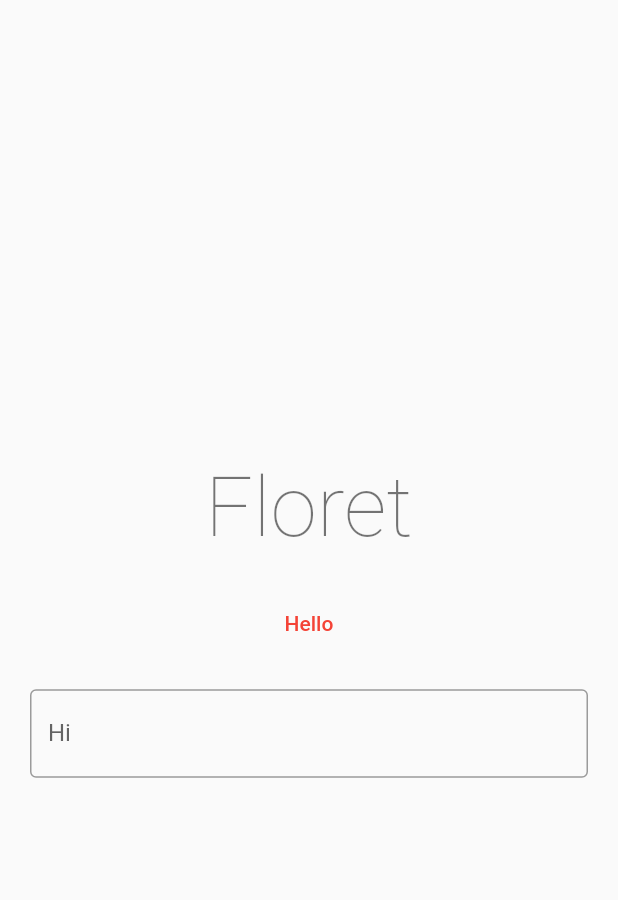
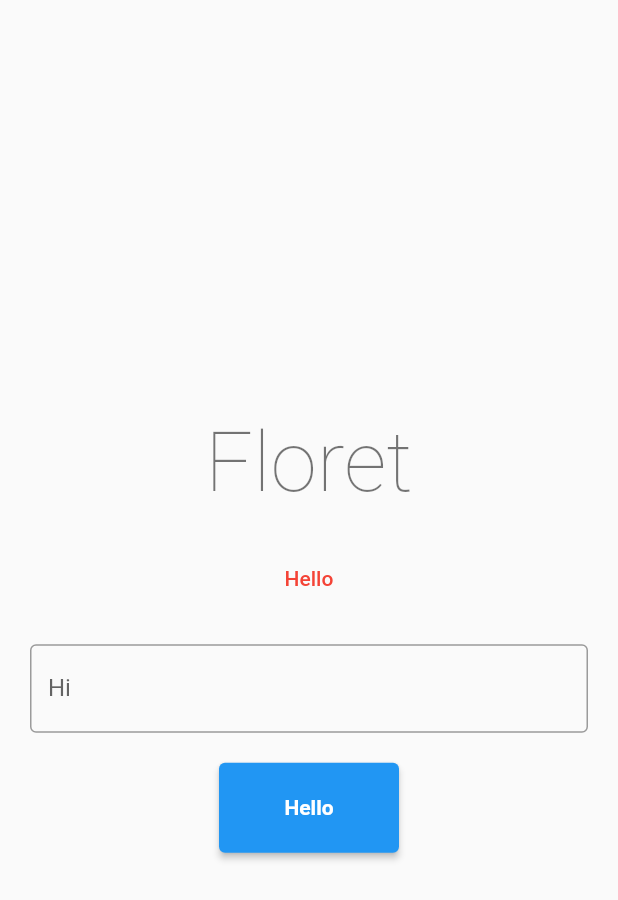
Before and after one commit to SaltyAom/desire, a Flutter app: the screen it shows after launch, after a tap on "Hello", on a phone screen of 412 x 824 dp. Shown: the top 900 px of the screen. Run offline on Flutter 3.47's test engine with Material 2 defaults, Android fonts, the phone set to English and light mode, and no system bars.

Commit message:
:wrench: fix: merge button text style

```diff
--- a/examples/lib/main.dart
+++ b/examples/lib/main.dart
@@ -103,7 +103,8 @@ class HomePage extends StatelessWidget {
           ]),
           const TextField(
             decoration: InputDecoration(labelText: "Hi"),
-          ).desire([
+          ).desire(
+            [
               frid.floatingLabelStyle(
                 const TextStyle().desire([
                   frt.fontSize(16),
@@ -111,49 +112,30 @@ class HomePage extends StatelessWidget {
                 ]),
               ),
               frid.border(const OutlineInputBorder())
-          ]).desirable()
+            ],
+          ).desirable()
             ..use([
               fr.p(20),
             ]),
-          // Slider(
-          //   value: 50,
-          //   min: 0,
-          //   max: 100,
-          //   onChanged: (_) {},
-          // ).desire([DeIn.color(Colors.red)]),
-          // ElevatedButton(
-          //   child: const Text("Hello"),
-          //   onPressed: () {
-          //     showDialog(
-          //       context: context,
-          //       builder: (_) => const AlertDialog(
-          //         title: Text("Hello World"),
-          //         content: Text("Lorem Ipsum Dolar"),
-          //       ).desire([DeIn.titleColor(Colors.red)]),
-          //     );
-          //   },
-          // ).desire([
-          //   DeBtn.bg(Colors.blue),
-          //   De.color(Colors.white),
-          //   ButtonStyle(
-          //     elevation: MaterialStateProperty.resolveWith((states) {
-          //       if (states.contains(MaterialState.pressed)) return 10;
-
-          //       return 2;
-          //     }),
-          //   ),
-          // ]),
-          // Container().desire([De.size(), De.bg(Colors.red)]),
-          // Image.network(
-          //   "https://avatars.githubusercontent.com/u/35027979?s=400&u=9aaed6eefa4847aca63189846d2bc994b0608255&v=4",
-          // ).desirable()
-          //   ..use([
-          //     De.rounded(8),
-          //     (child) => Padding(
-          //           child: child,
-          //           padding: const EdgeInsets.all(40),
-          //         ),
-          //   ])
+          ElevatedButton(
+            child: const Text("Hello"),
+            onPressed: () {
+              showDialog(
+                context: context,
+                builder: (_) => const AlertDialog(
+                  title: Text("Hello World"),
+                  content: Text("Lorem Ipsum Dolar"),
+                ).desire([DeIn.titleColor(Colors.red)]),
+              );
+            },
+          ).desire([
+            frb.bg(all: Colors.blue),
+            frb.elevation(base: 2, pressed: 10),
+            frb.size(all: const Size(120, 60)),
+            frt.color(Colors.white),
+            frt.size(18),
+            frt.bold
+          ]),
         ],
       ).desire([
         frr.mainCenter,
--- a/lib/floret/widget/text.dart
+++ b/lib/floret/widget/text.dart
@@ -30,6 +30,7 @@ class frt {
   static TextStyle bg(Color color) => TextStyle(backgroundColor: color);
   static TextStyle background(Color color) => TextStyle(backgroundColor: color);
   static TextStyle fontSize(double fontSize) => TextStyle(fontSize: fontSize);
+  static TextStyle size(double size) => fontSize(size);
 
   static const bold = TextStyle(fontWeight: FontWeight.bold);
   static const italic = TextStyle(fontStyle: FontStyle.italic);
--- a/lib/widget/button.dart
+++ b/lib/widget/button.dart
@@ -77,7 +77,7 @@ extension DesireTextButton on TextButton {
       style: desires
           .map((e) => e.style)
           .whereType<ButtonStyle>()
-          .reduce((acc, e) => acc.merge(e)),
+          .reduce((acc, e) => acc.merge(e).copyWith(textStyle: e.textStyle)),
       focusNode: mapDesire<FocusNode, TextButton>(desires, (e) => e.focusNode),
       autofocus:
           mapDesire<bool, TextButton>(desires, (e) => e.autofocus, false)!,
@@ -99,7 +99,7 @@ extension DesireElevatedButton on ElevatedButton {
       style: desires
           .map((e) => e.style)
           .whereType<ButtonStyle>()
-          .reduce((acc, e) => acc.merge(e)),
+          .reduce((acc, e) => acc.merge(e).copyWith(textStyle: e.textStyle)),
       focusNode: mapDesire<FocusNode, TextButton>(desires, (e) => e.focusNode),
       autofocus:
           mapDesire<bool, TextButton>(desires, (e) => e.autofocus, false)!,
@@ -121,7 +121,7 @@ extension DesireOutlineButton on OutlinedButton {
       style: desires
           .map((e) => e.style)
           .whereType<ButtonStyle>()
-          .reduce((acc, e) => acc.merge(e)),
+          .reduce((acc, e) => acc.merge(e).copyWith(textStyle: e.textStyle)),
       focusNode: mapDesire<FocusNode, TextButton>(desires, (e) => e.focusNode),
       autofocus:
           mapDesire<bool, TextButton>(desires, (e) => e.autofocus, false)!,
--- a/lib/widget/text_field.dart
+++ b/lib/widget/text_field.dart
@@ -73,6 +73,7 @@ InputDecoration _mergeInputDecoration(InputDecoration d1, InputDecoration d2) =>
 extension DesireTextField on TextField {
   TextField desire(List desirable) {
     final desires = [
+      this,
       TextField(
         style: style ?? const TextStyle(),
         decoration: decoration ?? const InputDecoration(),
@@ -203,6 +204,7 @@ extension DesireTextFormField on TextFormField {
     Iterable<String>? autofillHints,
   }) {
     final desires = [
+      decoration,
       TextField(
         style: style ?? const TextStyle(),
         decoration: decoration ?? const InputDecoration(),
@@ -244,36 +246,54 @@ extension DesireTextFormField on TextFormField {
           desires, (e) => e.textAlign, TextAlign.start)!,
       textAlignVertical: mapDesire<TextAlignVertical, TextField>(
           desires, (e) => e.textAlignVertical),
-        textDirection: mapDesire<TextDirection, TextField>(
-            desires, (e) => e.textDirection),
-        readOnly:
-            mapDesire<bool, TextField>(desires, (e) => e.readOnly, false)!,
-        toolbarOptions:
-            mapDesire<ToolbarOptions, TextField>(desires, (e) => e.toolbarOptions),
+      textDirection:
+          mapDesire<TextDirection, TextField>(desires, (e) => e.textDirection),
+      readOnly: mapDesire<bool, TextField>(desires, (e) => e.readOnly, false)!,
+      toolbarOptions: mapDesire<ToolbarOptions, TextField>(
+          desires, (e) => e.toolbarOptions),
       showCursor: mapDesire<bool, TextField>(desires, (e) => e.showCursor),
-        autofocus: mapDesire<bool, TextField>(desires, (e) => e.autofocus, false)!,
-        obscuringCharacter: mapDesire<String, TextField>(desires, (e) => e.obscuringCharacter, '•')!,
-        obscureText: mapDesire<bool, TextField>(desires, (e) => e.obscureText, false)!,
-        autocorrect: mapDesire<bool, TextField>(desires, (e) => e.autocorrect, true)!,
-        smartDashesType: mapDesire<SmartDashesType, TextField>(desires, (e) => e.smartDashesType),
-        smartQuotesType: mapDesire<SmartQuotesType, TextField>(desires, (e) => e.smartQuotesType),
-        enableSuggestions: mapDesire<bool, TextField>(desires, (e) => e.enableSuggestions, true)!,
+      autofocus:
+          mapDesire<bool, TextField>(desires, (e) => e.autofocus, false)!,
+      obscuringCharacter: mapDesire<String, TextField>(
+          desires, (e) => e.obscuringCharacter, '•')!,
+      obscureText:
+          mapDesire<bool, TextField>(desires, (e) => e.obscureText, false)!,
+      autocorrect:
+          mapDesire<bool, TextField>(desires, (e) => e.autocorrect, true)!,
+      smartDashesType: mapDesire<SmartDashesType, TextField>(
+          desires, (e) => e.smartDashesType),
+      smartQuotesType: mapDesire<SmartQuotesType, TextField>(
+          desires, (e) => e.smartQuotesType),
+      enableSuggestions: mapDesire<bool, TextField>(
+          desires, (e) => e.enableSuggestions, true)!,
       maxLines: mapDesire<int, TextField>(desires, (e) => e.maxLines, 1)!,
       minLines: mapDesire<int, TextField>(desires, (e) => e.minLines),
       expands: mapDesire<bool, TextField>(desires, (e) => e.expands, false)!,
       maxLength: mapDesire<int, TextField>(desires, (e) => e.maxLength),
-        maxLengthEnforcement: mapDesire<MaxLengthEnforcement, TextField>(desires, (e) => e.maxLengthEnforcement),
+      maxLengthEnforcement: mapDesire<MaxLengthEnforcement, TextField>(
+          desires, (e) => e.maxLengthEnforcement),
       onSaved: onSaved,
-        inputFormatters: desires.map((e) => e.inputFormatters).whereType<List<TextInputFormatter>>().expand((e) => e).toList(),
+      inputFormatters: desires
+          .map((e) => e.inputFormatters)
+          .whereType<List<TextInputFormatter>>()
+          .expand((e) => e)
+          .toList(),
       enabled: mapDesire<bool, TextField>(desires, (e) => e.enabled),
-        cursorWidth: mapDesire<double, TextField>(desires, (e) => e.cursorWidth, 2.0)!,
-        cursorHeight: mapDesire<double, TextField>(desires, (e) => e.cursorHeight),
-        cursorRadius: mapDesire<Radius, TextField>(desires, (e) => e.cursorRadius),
+      cursorWidth:
+          mapDesire<double, TextField>(desires, (e) => e.cursorWidth, 2.0)!,
+      cursorHeight:
+          mapDesire<double, TextField>(desires, (e) => e.cursorHeight),
+      cursorRadius:
+          mapDesire<Radius, TextField>(desires, (e) => e.cursorRadius),
       cursorColor: mapDesire<Color, TextField>(desires, (e) => e.cursorColor),
-        keyboardAppearance: mapDesire<Brightness, TextField>(desires, (e) => e.keyboardAppearance),
-        scrollPadding: mapDesire<EdgeInsets, TextField>(desires, (e) => e.scrollPadding, const EdgeInsets.all(20))!,
-        enableInteractiveSelection: mapDesire<bool, TextField>(desires, (e) => e.enableInteractiveSelection, true)!,
-        selectionControls: mapDesire<TextSelectionControls, TextField>(desires, (e) => e.selectionControls),
+      keyboardAppearance: mapDesire<Brightness, TextField>(
+          desires, (e) => e.keyboardAppearance),
+      scrollPadding: mapDesire<EdgeInsets, TextField>(
+          desires, (e) => e.scrollPadding, const EdgeInsets.all(20))!,
+      enableInteractiveSelection: mapDesire<bool, TextField>(
+          desires, (e) => e.enableInteractiveSelection, true)!,
+      selectionControls: mapDesire<TextSelectionControls, TextField>(
+          desires, (e) => e.selectionControls),
       buildCounter: mapDesire<
           Widget? Function(
         BuildContext, {
@@ -282,14 +302,17 @@ extension DesireTextFormField on TextFormField {
         required int? maxLength,
       }),
           TextField>(desires, (e) => e.buildCounter),
-        scrollPhysics: mapDesire<ScrollPhysics, TextField>(desires, (e) => e.scrollPhysics),
+      scrollPhysics:
+          mapDesire<ScrollPhysics, TextField>(desires, (e) => e.scrollPhysics),
       restorationId: restorationId,
-        enableIMEPersonalizedLearning: mapDesire<bool, TextField>(desires, (e) => e.enableIMEPersonalizedLearning, true)!,
+      enableIMEPersonalizedLearning: mapDesire<bool, TextField>(
+          desires, (e) => e.enableIMEPersonalizedLearning, true)!,
       validator: validator,
       autovalidateMode: autovalidateMode,
       onChanged: onChanged,
       onEditingComplete: onEditingComplete,
       onFieldSubmitted: onFieldSubmitted,
-        onTap: onTap);
+      onTap: onTap,
+    );
   }
 }
```
Lines whose indentation alone changed are shown as unchanged.
